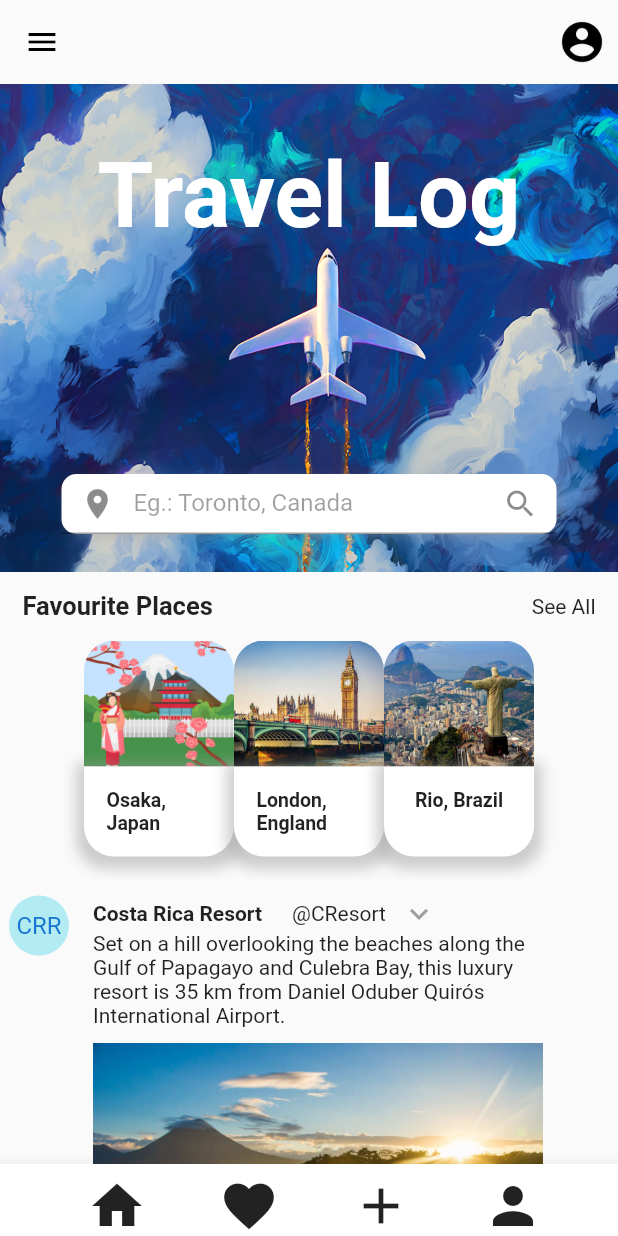
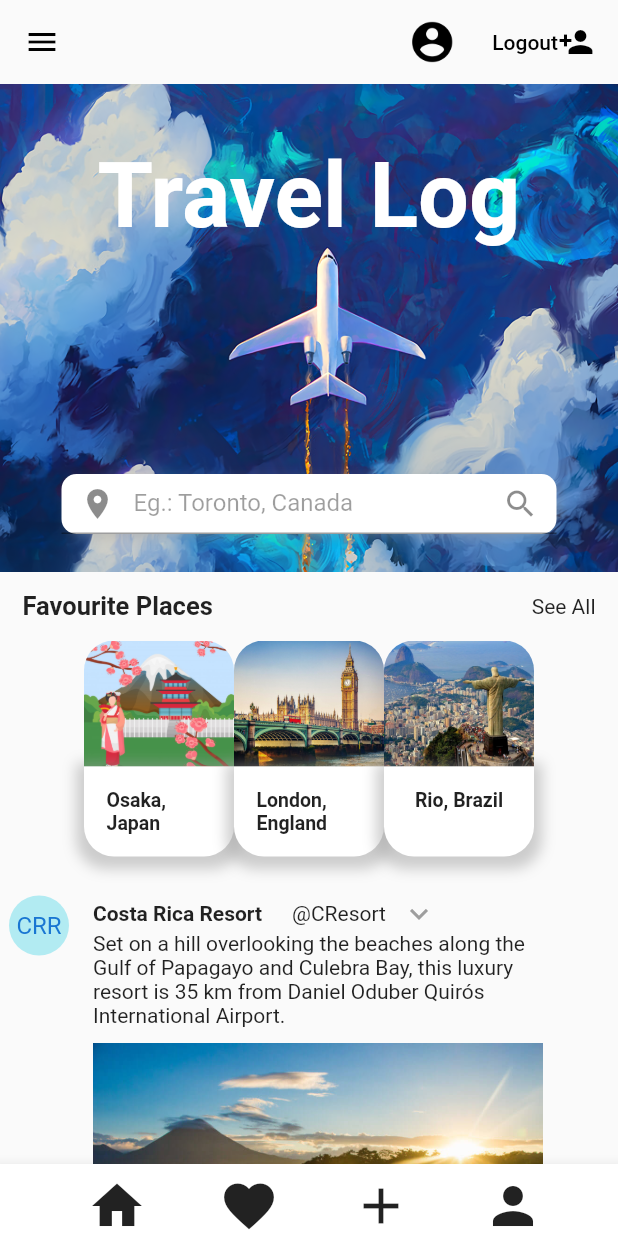
Before and after one commit to tilovashahrin/travel-itinerary, a Flutter app: the MainScreen screen opened by its route, on a phone screen of 412 x 824 dp. Run offline on Flutter 3.47's test engine with Material 2 defaults, Android fonts, the phone set to English and light mode, and no system bars; our stand-ins replace cloud_firestore, firebase_core, flutter_local_notifications, shared_preferences, sqflite, timezone; missing offline and left inert: date_range_picker, time_range_picker; accounts and stored records are empty; statements that could not run were skipped.

Commit message:
added logout in homepage

```diff
--- a/travel_app/lib/home_screen/main_screen.dart
+++ b/travel_app/lib/home_screen/main_screen.dart
@@ -1,5 +1,6 @@
 import 'package:flutter/material.dart';
 import 'package:flutter/rendering.dart';
+import '../login_screen.dart';
 import 'timeline.dart';
 import '../like_screen.dart';
 import '../trip_manager/view_trip_list.dart';
@@ -39,8 +40,22 @@ class _MainScreenState extends State<MainScreen> {
             ),
             onPressed: () {},
           ),
+          FlatButton( //Riya added this log out button
+            child: Row(
+              children: <Widget>[
+                Text('Logout'),
+                Icon(Icons.person_add)
+              ],
+            ),
+            textColor: Colors.black,
+
+            onPressed: (){
+              Navigator.of(context).pushReplacementNamed(LoginScreen.routeName);
+            },
+          )
         ],
       ),
+
       body:
       ListView(
         children: <Widget>[
```
